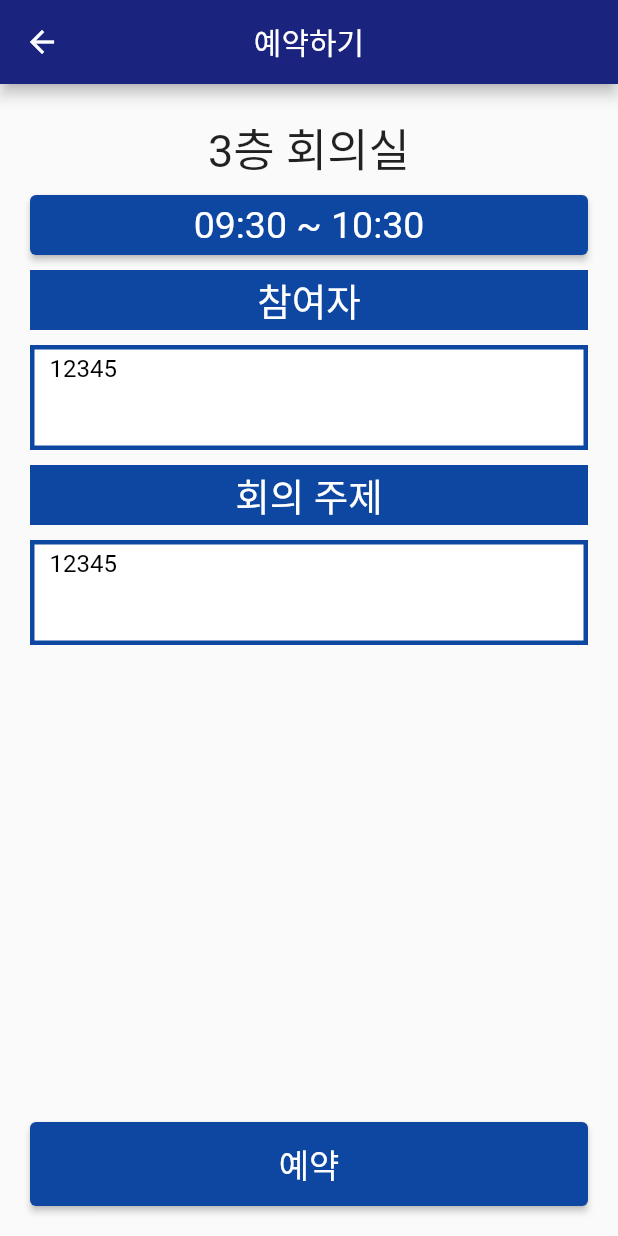
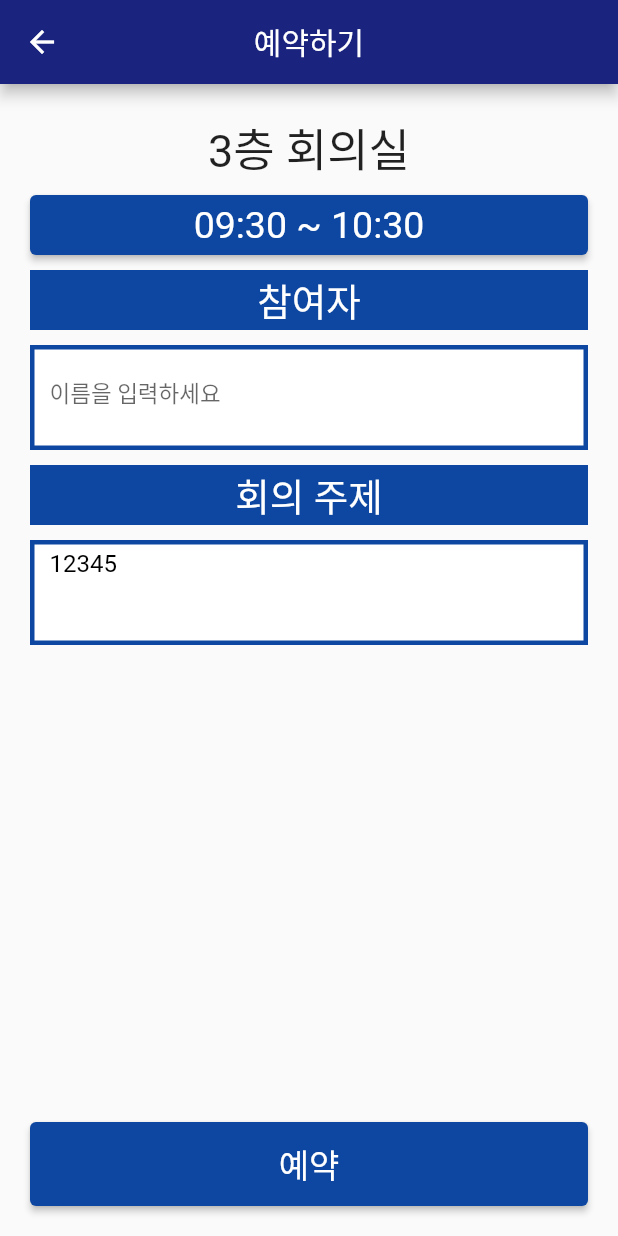
Before and after one commit to gwni0214/reservation, a Flutter app: the ReserveWrite screen opened by its route, on a phone screen of 412 x 824 dp. Run offline on Flutter 3.47's test engine with Material 2 defaults, Android fonts, the phone set to English and light mode, and no system bars; our stand-ins replace get, smooth_page_indicator.

Commit message:
Reserv TextField

```diff
--- a/reservation_test/lib/pages/reserve/reserve_write.dart
+++ b/reservation_test/lib/pages/reserve/reserve_write.dart
@@ -1,5 +1,3 @@
-// import 'dart:html';
-
 import 'package:flutter/material.dart';
 import 'package:get/get.dart';
 
@@ -73,15 +71,31 @@
                   width: 3,
                 ),
               ),
-              child: Text(
-                overflow: TextOverflow.fade,
-                '12345',
-                style: TextStyle(
-                  height: 1,
-                  color: Colors.black,
-                  fontSize: 16.0,
+              child: GestureDetector(
+                onTap: () => FocusScope.of(context).unfocus(),
+                child: SingleChildScrollView(
+                  child: TextField(
+                    onChanged: (text) {},
+                    cursorColor: Colors.blue.shade900,
+                    decoration: InputDecoration(
+                      focusedBorder: InputBorder.none,
+                      border: InputBorder.none,
+                      hintText: '이름을 입력하세요',
+                      hintStyle: TextStyle(fontSize: 15.0),
+                    ),
+                    keyboardType: TextInputType.text,
+                  ),
                 ),
               ),
+              // child: Text(
+              //   overflow: TextOverflow.fade,
+              //   '12345',
+              //   style: TextStyle(
+              //     height: 1,
+              //     color: Colors.black,
+              //     fontSize: 16.0,
+              //   ),
+              // ),
             ),
             Container(
               margin: EdgeInsets.symmetric(vertical: 10.0),
```
